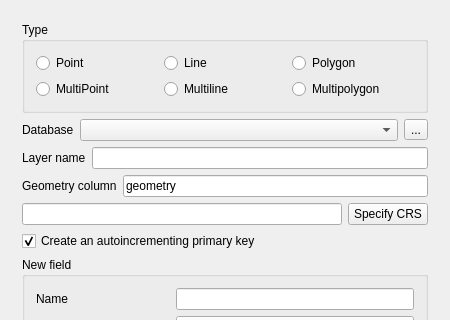
Above: src/ui/qgsnewspatialitelayerdialogbase.ui from qgis/QGIS before the change; both pictures show x 0 to 450 and y 0 to 320 of the 450 by 627 pixel window. Below: the same form after it.
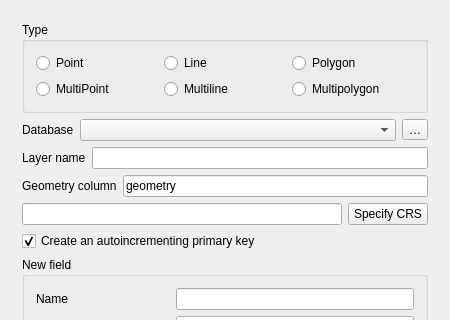
That is the form after the change. Icons and pictures are not drawn.

What changed in the file:
```diff
--- a/src/ui/qgsnewspatialitelayerdialogbase.ui
+++ b/src/ui/qgsnewspatialitelayerdialogbase.ui
@@ -147,7 +147,7 @@
             <string>Create a new Spatialite database</string>
            </property>
            <property name="text">
-            <string>...</string>
+            <string>…</string>
            </property>
           </widget>
          </item>
```
